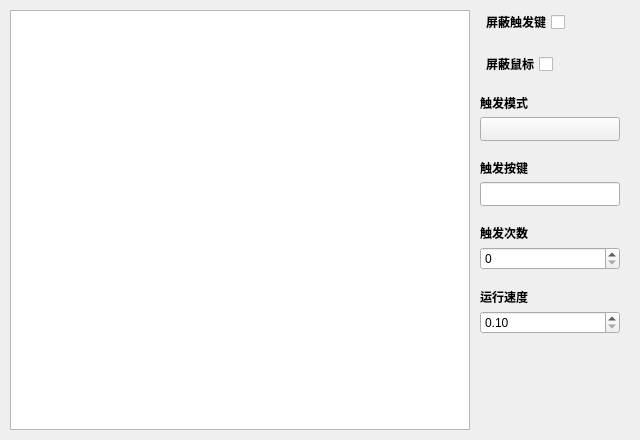
Before: the Qt Designer form source/ui/TriggerUi.ui in ChiyukiGana/Quickinput, drawn with Qt 5.
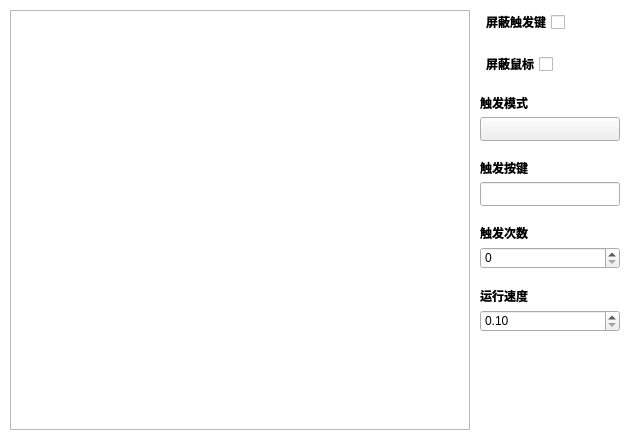
After: the same form once the commit is applied. Icons and pictures are not drawn. Custom widgets are drawn as their Qt base class.

The edit to the form file:
```diff
--- a/source/ui/TriggerUi.ui
+++ b/source/ui/TriggerUi.ui
@@ -31,6 +31,9 @@
   <property name="windowTitle">
    <string>Trigger</string>
   </property>
+  <property name="styleSheet">
+   <string notr="true">#TriggerUiClass{background:transparent}</string>
+  </property>
   <layout class="QVBoxLayout" name="verticalLayout_5">
    <property name="spacing">
     <number>0</number>
@@ -50,7 +53,7 @@
    <item>
     <widget class="QWidget" name="content_widget" native="true">
      <property name="styleSheet">
-      <string notr="true"/>
+      <string notr="true">#content_widget{background:transparent}</string>
      </property>
      <layout class="QVBoxLayout" name="verticalLayout">
       <property name="spacing">
```
